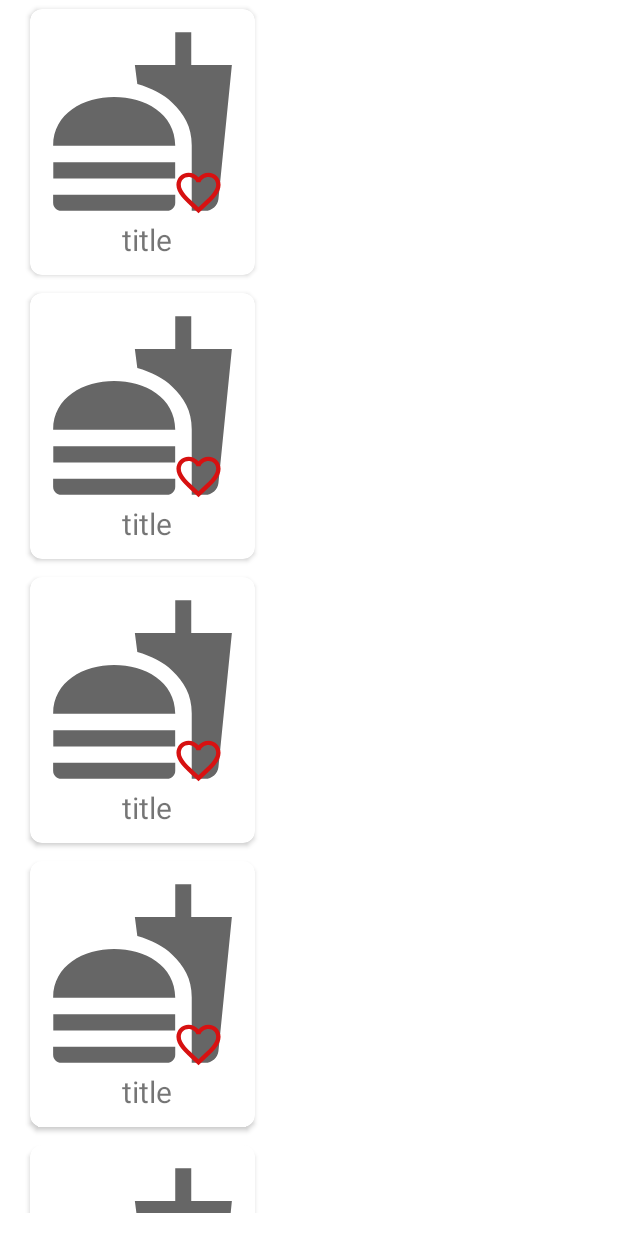
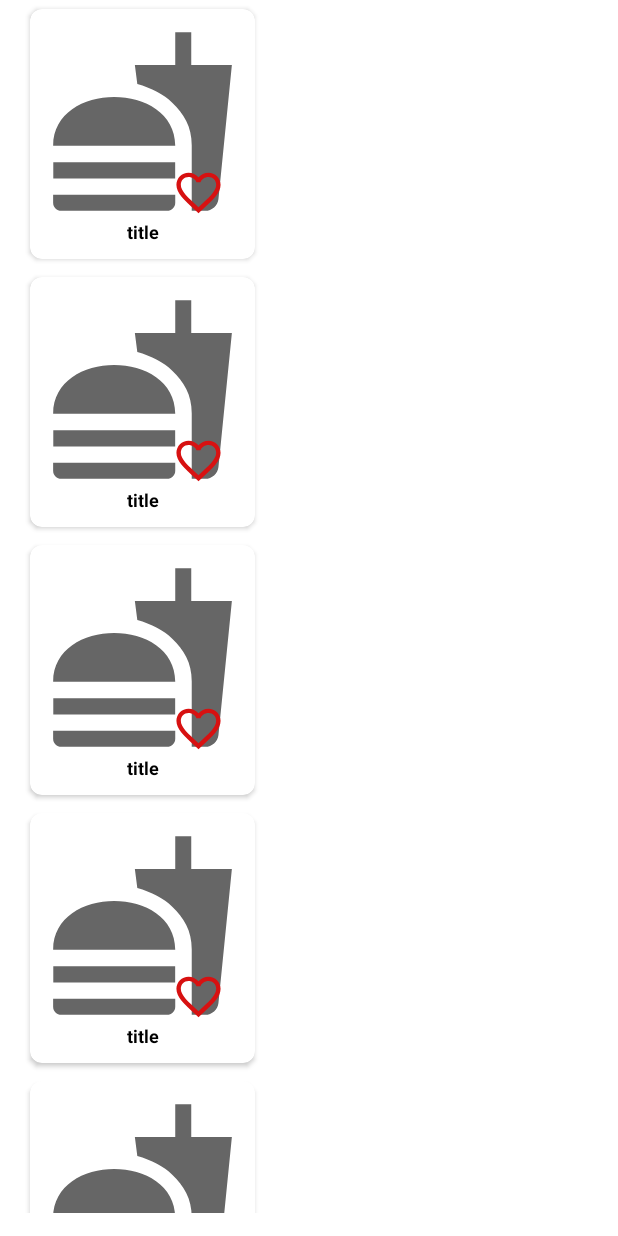
Before and after one commit to msteinr3/Recipes, an Android app: the layout all_recipes.xml on its own in the app's theme, with its tools: preview values and no code run, on a phone screen of 412 x 824 dp. Run offline under Robolectric (Android 15) with nearby library versions, the phone set to English and light mode, and no system bars.

Commit message:
clean up

```diff
--- a/app/src/main/java/com/example/recipies/MainActivity.kt
+++ b/app/src/main/java/com/example/recipies/MainActivity.kt
@@ -7,7 +7,6 @@ import androidx.navigation.fragment.NavHostFragment
 import androidx.navigation.ui.NavigationUI.setupWithNavController
 import com.example.recipies.databinding.ActivityMainBinding
 import dagger.hilt.android.AndroidEntryPoint
-
 
 @AndroidEntryPoint
 class MainActivity : AppCompatActivity() {
--- a/app/src/main/java/com/example/recipies/extra/AllRecipesViewModel.kt
+++ b/app/src/main/java/com/example/recipies/extra/AllRecipesViewModel.kt
@@ -18,7 +18,7 @@ class AllRecipesViewModel @Inject constructor(
         }
     }
 
-    fun removeRecipe(recipe: Recipe) {
+    fun deleteRecipe(recipe: Recipe) {
         viewModelScope.launch {
             recipeRepository.delete(recipe)
         }
--- a/app/src/main/res/layout/recipe_layout.xml
+++ b/app/src/main/res/layout/recipe_layout.xml
@@ -17,9 +17,9 @@
             android:layout_width="130dp"
             android:layout_height="130dp"
             android:scaleType="fitXY"
-            app:layout_constraintTop_toTopOf="parent"
+            android:src="@drawable/ic_baseline_fastfood"
             app:layout_constraintStart_toStartOf="parent"
-            android:src="@drawable/ic_baseline_fastfood" />
+            app:layout_constraintTop_toTopOf="parent" />
 
         <ImageView
             android:id="@+id/favorite"
@@ -27,21 +27,23 @@
             android:layout_height="35dp"
             android:layout_gravity="center"
             android:layout_marginHorizontal="10dp"
+            android:src="@drawable/ic_baseline_favorite_border"
             app:layout_constraintBottom_toBottomOf="@id/recipe_image"
-            app:layout_constraintEnd_toEndOf="@id/recipe_image"
-            android:src="@drawable/ic_baseline_favorite_border" />
+            app:layout_constraintEnd_toEndOf="@id/recipe_image" />
 
         <TextView
             android:id="@+id/recipe_title"
             android:layout_width="wrap_content"
             android:layout_height="wrap_content"
-            android:layout_gravity="center"
-            android:layout_marginStart="5dp"
+            android:layout_marginHorizontal="5dp"
+            android:gravity="center_horizontal"
             android:text="title"
-            app:layout_constraintTop_toBottomOf="@id/recipe_image"
+            android:textColor="@color/black"
+            android:textSize="12sp"
+            android:textStyle="bold"
+            app:layout_constraintEnd_toEndOf="parent"
             app:layout_constraintStart_toStartOf="parent"
-            app:layout_constraintEnd_toEndOf="@id/recipe_image"
-            android:textSize="20sp" />
+            app:layout_constraintTop_toBottomOf="@id/recipe_image" />
 
     </androidx.constraintlayout.widget.ConstraintLayout>
 </androidx.cardview.widget.CardView>
```
Also changed, not shown: app/src/main/java/com/example/recipies/ui/AddRecipe.kt (+24 -11 lines).
